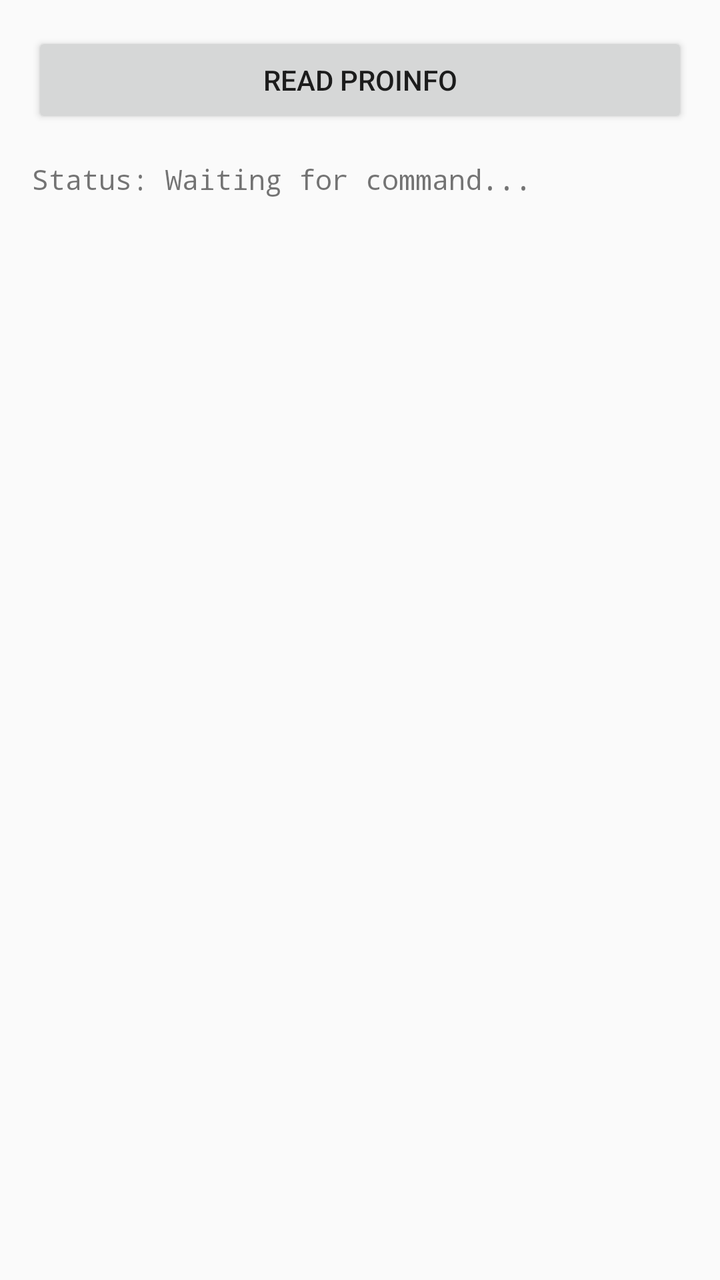
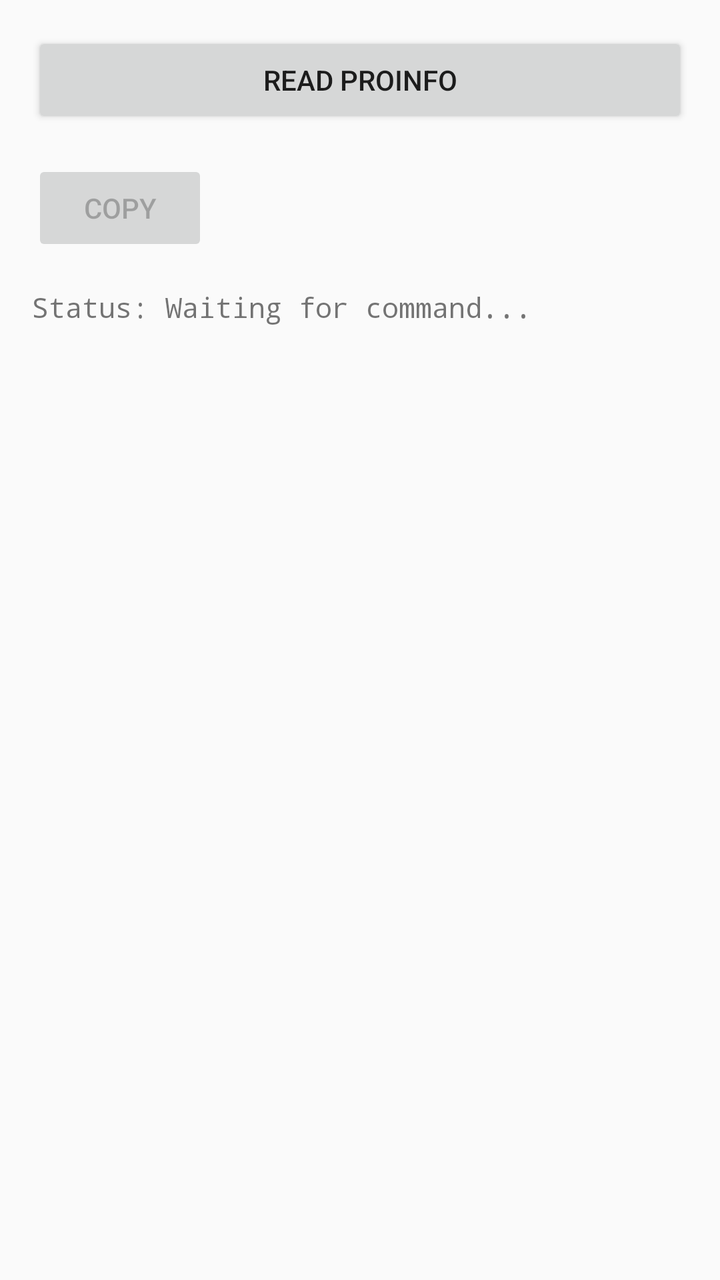

Two renders of the same Android screen: before a commit and after it. Below are the layout's source before the change and the commit's diff.
<!-- AndroidManifest.xml: application theme Theme.AppCompat.Light -->
<!-- res/layout/activity_main.xml -->
<?xml version="1.0" encoding="utf-8"?>
<LinearLayout xmlns:android="http://schemas.android.com/apk/res/android"
    android:layout_width="match_parent"
    android:layout_height="match_parent"
    android:orientation="vertical"
    android:padding="16dp">

    <Button
        android:id="@+id/btnRead"
        android:layout_width="match_parent"
        android:layout_height="wrap_content"
        android:text="READ PROINFO" />

    <ScrollView
        android:layout_width="match_parent"
        android:layout_height="match_parent"
        android:layout_marginTop="16dp">

        <TextView
            android:id="@+id/tvOutput"
            android:layout_width="match_parent"
            android:layout_height="wrap_content"
            android:text="Status: Waiting for command..."
            android:textSize="14sp"
            android:typeface="monospace" />
    </ScrollView>

</LinearLayout>
<!-- resources referenced by this layout -->
<resources>

</resources>

<!-- the commit's change to res/layout/activity_main.xml (unified diff, before → after) -->
@@ -10,6 +10,20 @@
         android:layout_width="match_parent"
         android:layout_height="wrap_content"
         android:text="READ PROINFO" />
+
+    <LinearLayout
+        android:layout_width="match_parent"
+        android:layout_height="wrap_content"
+        android:orientation="horizontal"
+        android:layout_marginTop="16dp">
+
+        <Button
+            android:id="@+id/btnCopy"
+            android:layout_width="wrap_content"
+            android:layout_height="wrap_content"
+            android:text="COPY"
+            android:enabled="false" />
+    </LinearLayout>
 
     <ScrollView
         android:layout_width="match_parent"
